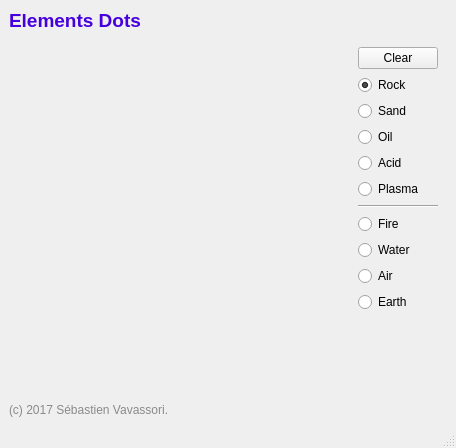
Qt form src/mainwindow.ui (setvisible/element-dots) before a commit.
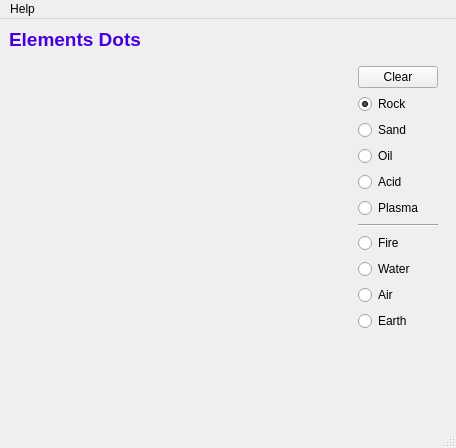
The same form after that commit. Custom widgets are drawn as their Qt base class.

Commit message: added GameWidget class and some resources (icons, images)

What changed in the file:
```diff
--- a/src/mainwindow.ui
+++ b/src/mainwindow.ui
@@ -131,13 +131,6 @@
       </item>
      </layout>
     </item>
-    <item>
-     <widget class="QLabel" name="label">
-      <property name="text">
-       <string>&lt;html&gt;&lt;head/&gt;&lt;body&gt;&lt;p&gt;&lt;span style=&quot; color:#8a8a8a;&quot;&gt;(c) 2017 Sébastien Vavassori.&lt;/span&gt;&lt;/p&gt;&lt;/body&gt;&lt;/html&gt;</string>
-      </property>
-     </widget>
-    </item>
    </layout>
   </widget>
   <widget class="QMenuBar" name="menubar">
@@ -149,6 +142,13 @@
      <height>21</height>
     </rect>
    </property>
+   <widget class="QMenu" name="menuHelp">
+    <property name="title">
+     <string>Help</string>
+    </property>
+    <addaction name="actionAbout"/>
+   </widget>
+   <addaction name="menuHelp"/>
   </widget>
   <widget class="QStatusBar" name="statusbar"/>
  </widget>
```
Left out of the diff: 5 changed lines with no effect on the pictures. The commit also changes 6 other files.
